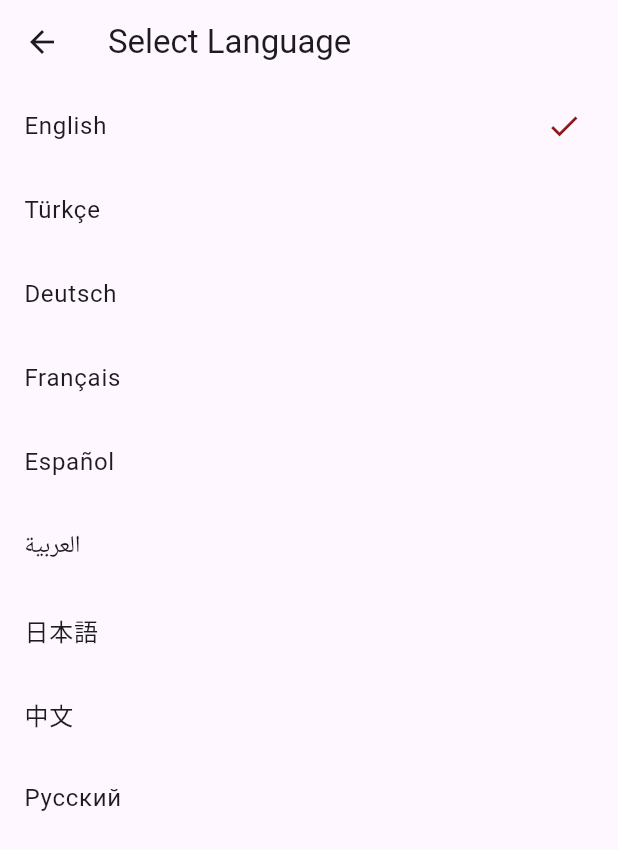
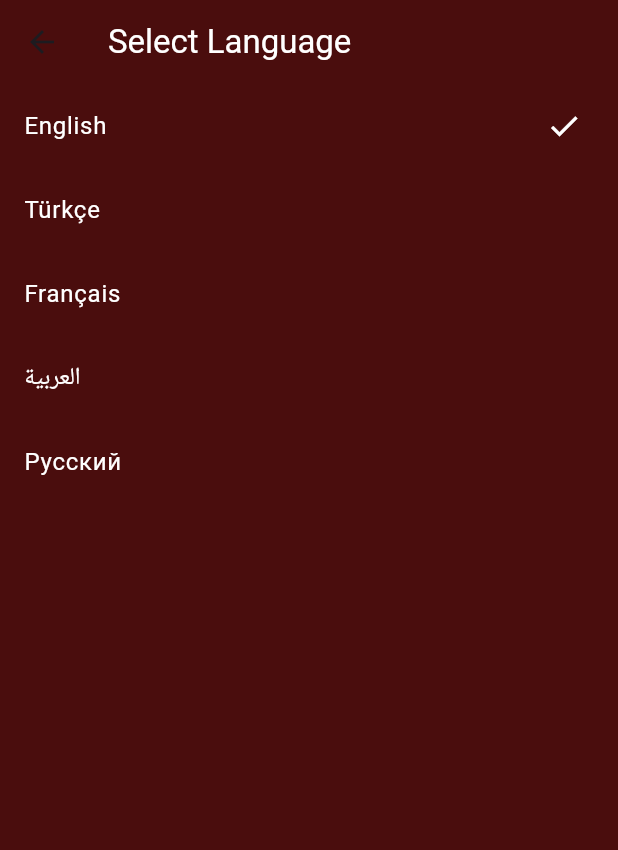
Before and after one commit to audrey282/beykoz_ring_nav, a Flutter app: the LanguageSelectionScreen screen opened directly with empty values, on a phone screen of 412 x 824 dp. Shown: the top 850 px of the screen. Run offline on Flutter 3.47's test engine with Material 3 defaults, Android fonts, the light colour scheme and no system bars; our stand-ins replace flutter_local_notifications, google_maps_flutter, image_picker, location, permission_handler, shared_preferences and 1 more; missing offline and left inert: flutter_polyline_points; accounts and stored records are empty; generated files the repository leaves out were written again.

Commit message:
initial commit

```diff
--- /dev/null
+++ b/l10n.yaml
@@ -0,0 +1,4 @@
+arb-dir: lib/l10n
+template-arb-file: app_en.arb
+output-localization-file: app_localizations.dart
+synthetic-package: false
--- a/lib/components/languageselection.dart
+++ /dev/null
@@ -1,45 +0,0 @@
-import 'package:flutter/material.dart';
-
-class LanguageSelectionScreen extends StatelessWidget {
-  final Locale currentLocale;
-  final Function(Locale) onLocaleChanged;
-
-  const LanguageSelectionScreen({
-    super.key,
-    required this.currentLocale,
-    required this.onLocaleChanged,
-  });
-
-  @override
-  Widget build(BuildContext context) {
-    return Scaffold(
-      appBar: AppBar(title: const Text("Select Language")),
-      body: ListView(
-        children: [
-          _languageTile(context, 'English', const Locale('en')),
-          _languageTile(context, 'Türkçe', const Locale('tr')),
-          _languageTile(context, 'Deutsch', const Locale('de')),
-          _languageTile(context, 'Français', const Locale('fr')),
-          _languageTile(context, 'Español', const Locale('es')),
-          _languageTile(context, 'العربية', const Locale('ar')),
-          _languageTile(context, '日本語', const Locale('ja')),
-          _languageTile(context, '中文', const Locale('zh')),
-          _languageTile(context, 'Русский', const Locale('ru')),
-        ],
-      ),
-    );
-  }
-
-  Widget _languageTile(BuildContext context, String title, Locale locale) {
-    return ListTile(
-      title: Text(title),
-      trailing: currentLocale.languageCode == locale.languageCode
-          ? const Icon(Icons.check, color: Color.fromARGB(255, 143, 25, 25))
-          : null,
-      onTap: () {
-        onLocaleChanged(locale);
-        Navigator.pop(context);
-      },
-    );
-  }
-}
--- /dev/null
+++ b/lib/l10n/L10n.dart
@@ -0,0 +1,15 @@
+import 'package:flutter/material.dart';
+
+class L10n {
+  static const supportedLocales = [
+    Locale('en'),
+    Locale('tr'),
+    Locale('de'),
+    Locale('fr'),
+    Locale('es'),
+    Locale('ar'),
+    Locale('ja'),
+    Locale('zh'),
+    Locale('ru'),
+  ];
+}
--- /dev/null
+++ b/lib/l10n/app_ar.arb
@@ -0,0 +1,6 @@
+{
+  "title": "تنقل حلقة بيكوز",
+  "home": "الرئيسية",
+  "bus": "الحافلة",
+  "settings": "الإعدادات"
+}
--- /dev/null
+++ b/lib/l10n/app_en.arb
@@ -0,0 +1,6 @@
+{
+  "title": "Explore The Campus",
+  "home": "Home",
+  "bus": "Bus",
+  "settings": "Settings"
+}
--- /dev/null
+++ b/lib/l10n/app_fr.arb
@@ -0,0 +1,6 @@
+{
+  "title": "Navigation Anneau de Beykoz",
+  "home": "Accueil",
+  "bus": "Bus",
+  "settings": "Paramètres"
+}
--- /dev/null
+++ b/lib/l10n/app_ru.arb
@@ -0,0 +1,6 @@
+{
+  "title": "Навигация Кольца Бейкоз",
+  "home": "Главная",
+  "bus": "Автобус",
+  "settings": "Настройки"
+}
--- /dev/null
+++ b/lib/l10n/app_tr.arb
@@ -0,0 +1,6 @@
+{
+  "title": "Kampüsü Keşfedin",
+  "home": "Ana Sayfa",
+  "bus": "Otobüs",
+  "settings": "Ayarlar"
+}
--- /dev/null
+++ b/lib/pages/langauge_selection_dart.dart
@@ -0,0 +1,49 @@
+import 'package:flutter/material.dart';
+
+class LanguageSelectionScreen extends StatelessWidget {
+  final Locale currentLocale;
+
+  const LanguageSelectionScreen({
+    super.key,
+    required this.currentLocale,
+  });
+
+  @override
+  Widget build(BuildContext context) {
+    final languages = {
+      'English': const Locale('en'),
+      'Türkçe': const Locale('tr'),
+      'Français': const Locale('fr'),
+      'العربية': const Locale('ar'),
+      'Русский': const Locale('ru'),
+    };
+
+    return Scaffold(
+      appBar: AppBar(
+        title: const Text('Select Language',
+            style: TextStyle(color: Colors.white)),
+        backgroundColor: const Color(0xFF4A0D0D),
+      ),
+      backgroundColor: const Color(0xFF4A0D0D),
+      body: ListView(
+        children: languages.entries.map((entry) {
+          final languageName = entry.key;
+          final locale = entry.value;
+
+          return ListTile(
+            title: Text(
+              languageName,
+              style: const TextStyle(color: Colors.white),
+            ),
+            trailing: currentLocale == locale
+                ? const Icon(Icons.check, color: Colors.white)
+                : null,
+            onTap: () {
+              Navigator.pop(context, locale); // ⬅ Return selected locale
+            },
+          );
+        }).toList(),
+      ),
+    );
+  }
+}
--- a/pubspec.yaml
+++ b/pubspec.yaml
@@ -41,7 +41,7 @@ dev_dependencies:
 
 
 flutter:
-
+  generate: true
   uses-material-design: true
 
 
```
Also changed, not shown: lib/components/locale_provider.dart (added, +20 -0 lines), lib/main.dart (+8 -1 lines), lib/pages/langauges.dart (deleted, +0 -61 lines), lib/pages/setting.dart (+23 -11 lines).
